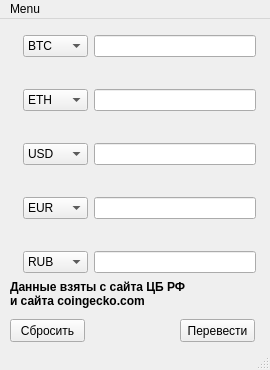
Before: the Qt Designer form EzConv/GUI/EzConv.ui in vazart-dude/EzConv, drawn with Qt 5.
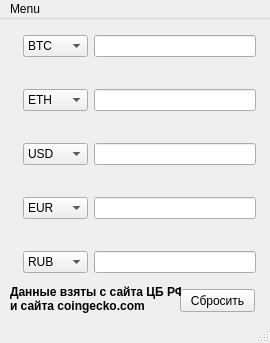
After: the same form once the commit is applied. Icons and pictures are not drawn.

What changed in the file:
```diff
--- a/EzConv/GUI/EzConv.ui
+++ b/EzConv/GUI/EzConv.ui
@@ -10,7 +10,7 @@
     <x>0</x>
     <y>0</y>
     <width>270</width>
-    <height>370</height>
+    <height>343</height>
    </rect>
   </property>
   <property name="windowTitle">
@@ -590,24 +590,11 @@
      </item>
     </layout>
    </widget>
-   <widget class="QPushButton" name="pushButton">
-    <property name="geometry">
-     <rect>
-      <x>180</x>
-      <y>300</y>
-      <width>75</width>
-      <height>23</height>
-     </rect>
-    </property>
-    <property name="text">
-     <string>Перевести</string>
-    </property>
-   </widget>
    <widget class="QPushButton" name="reset_values_btn">
     <property name="geometry">
      <rect>
-      <x>10</x>
-      <y>300</y>
+      <x>180</x>
+      <y>270</y>
       <width>75</width>
       <height>23</height>
      </rect>
@@ -621,8 +608,8 @@
      <rect>
       <x>10</x>
       <y>260</y>
-      <width>231</width>
-      <height>31</height>
+      <width>171</width>
+      <height>41</height>
      </rect>
     </property>
     <property name="text">
```
Left out of the diff: 539 changed lines with no effect on the pictures.
